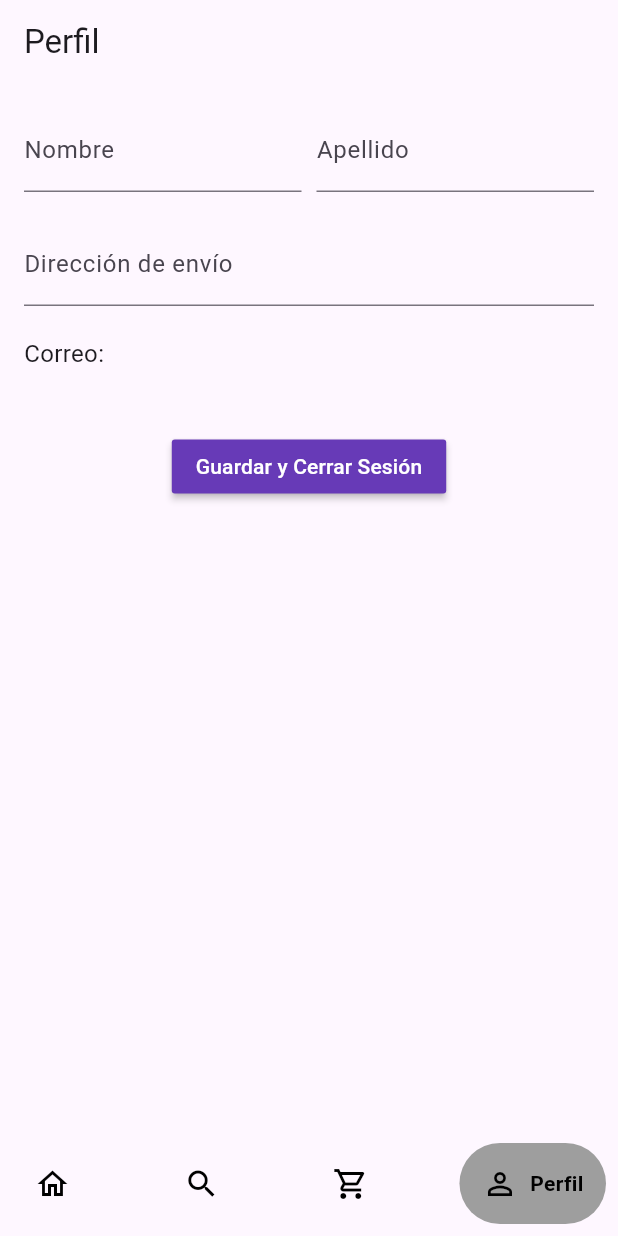
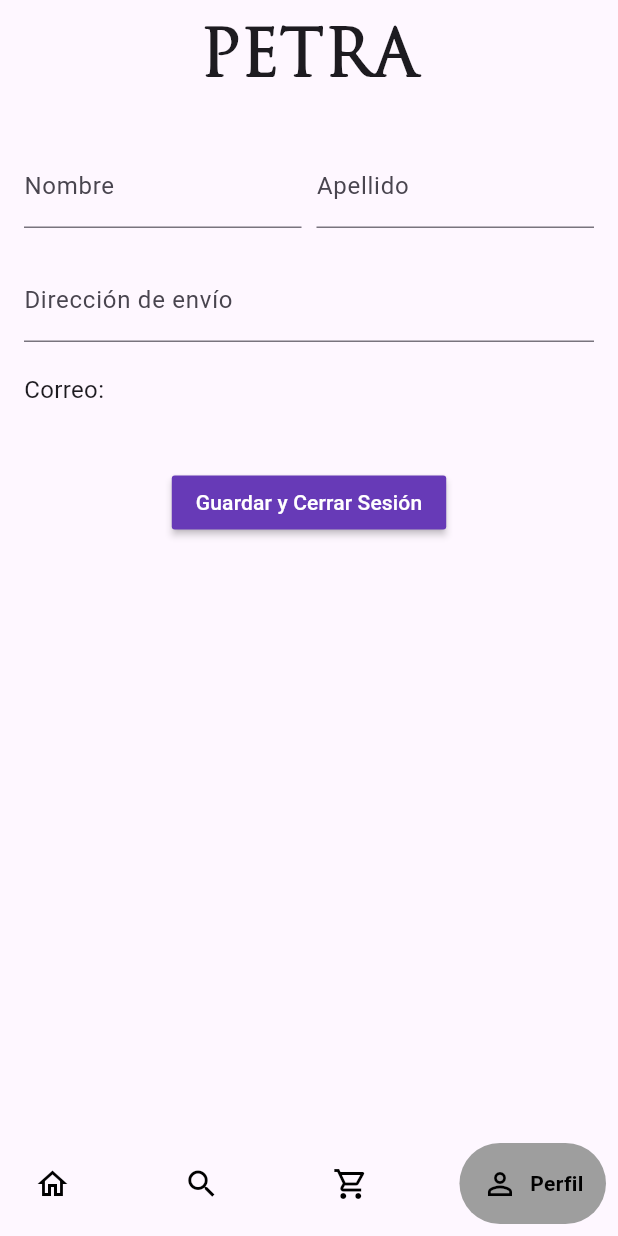
Before and after one commit to Nitsu47/Petra, a Flutter app: the screen it shows once a user with an empty profile is signed in, item 4 of the bottom bar chosen, on a phone screen of 412 x 824 dp. Run offline on Flutter 3.47's test engine with Material 3 defaults, Android fonts, the phone set to English and light mode, and no system bars; drawn by our look-alikes of google_nav_bar; our stand-ins replace carousel_slider, cloud_firestore, firebase_auth, firebase_core, google_fonts; accounts and stored records are empty; network calls fail.

Commit message:
fix login - register and add petra title to profile screen

```diff
--- a/lib/screens/profile_screen.dart
+++ b/lib/screens/profile_screen.dart
@@ -48,7 +48,16 @@ class _ProfileScreen extends State<ProfileScreen> {
   Widget build(BuildContext context) {
     return Scaffold(
       appBar: AppBar(
-        title: const Text('Perfil'),
+          toolbarHeight: 80,
+          elevation: 0,
+          title: const Text('PETRA',
+              style: TextStyle(
+                fontFamily: 'TrajanPro',
+                fontWeight: FontWeight.bold,
+                fontSize: 43,
+              )
+          ),
+          centerTitle: true,
       ),
       body: Padding(
         padding: const EdgeInsets.all(16.0),
```
Also changed, not shown: lib/screens/auth/login_page.dart (+13 -2 lines), lib/screens/auth/register_page.dart (+13 -2 lines).
